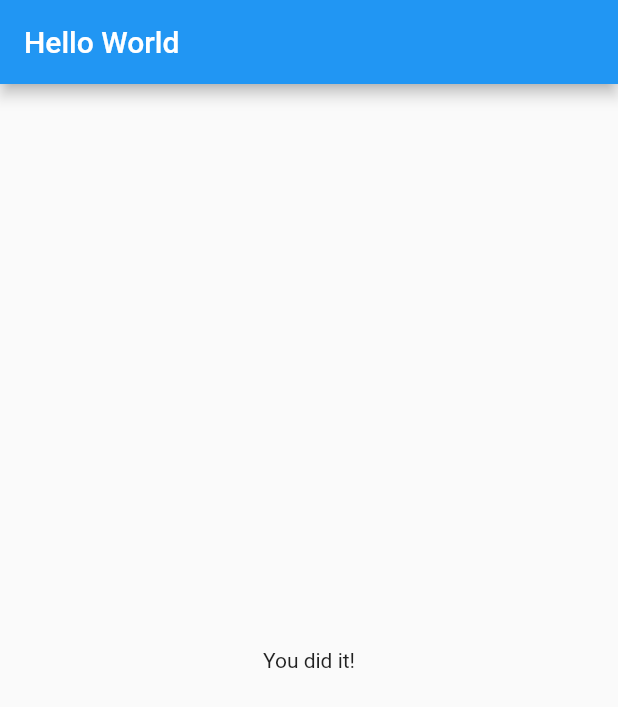
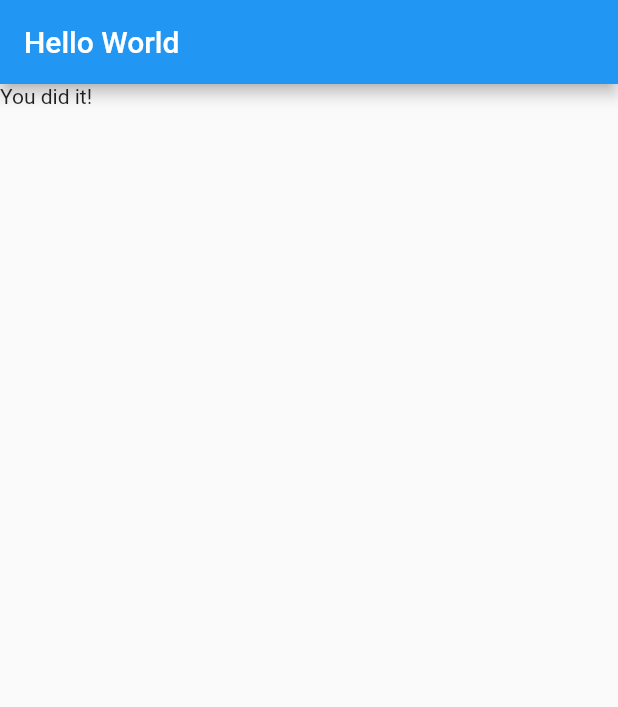
Before and after one commit to MockSock/first_app, a Flutter app: the screen it shows after launch, after a tap on "Blue", after a tap on "Raven", after a tap on "Cooking", on a phone screen of 412 x 824 dp. Shown: the top 707 px of the screen. Run offline on Flutter 3.47's test engine with Material 2 defaults, Android fonts, the phone set to English and light mode, and no system bars.

Commit message:
make a basic result page and set it in

```diff
--- a/lib/main.dart
+++ b/lib/main.dart
@@ -1,7 +1,7 @@
-import 'package:first_app/quiz.dart';
 import 'package:flutter/material.dart';
 
 import './quiz.dart';
+import './result.dart';
 
 // This just looks better to me
 void main() => runApp(MyApp());
@@ -105,9 +105,7 @@ class _MyAppState extends State<MyApp> {
                 questionIndex: _questionIndex,
               )
             // This is the else portion
-            : Center(
-                child: Text('You did it!'),
-              ),
+            : Result(),
       ),
     );
   }
--- a/lib/result.dart
+++ b/lib/result.dart
@@ -0,0 +1,10 @@
+import 'package:flutter/material.dart';
+
+class Result extends StatelessWidget {
+  @override
+  Widget build(BuildContext context) {
+    return Container(
+      child: Text('You did it!'),
+    );
+  }
+}
```
